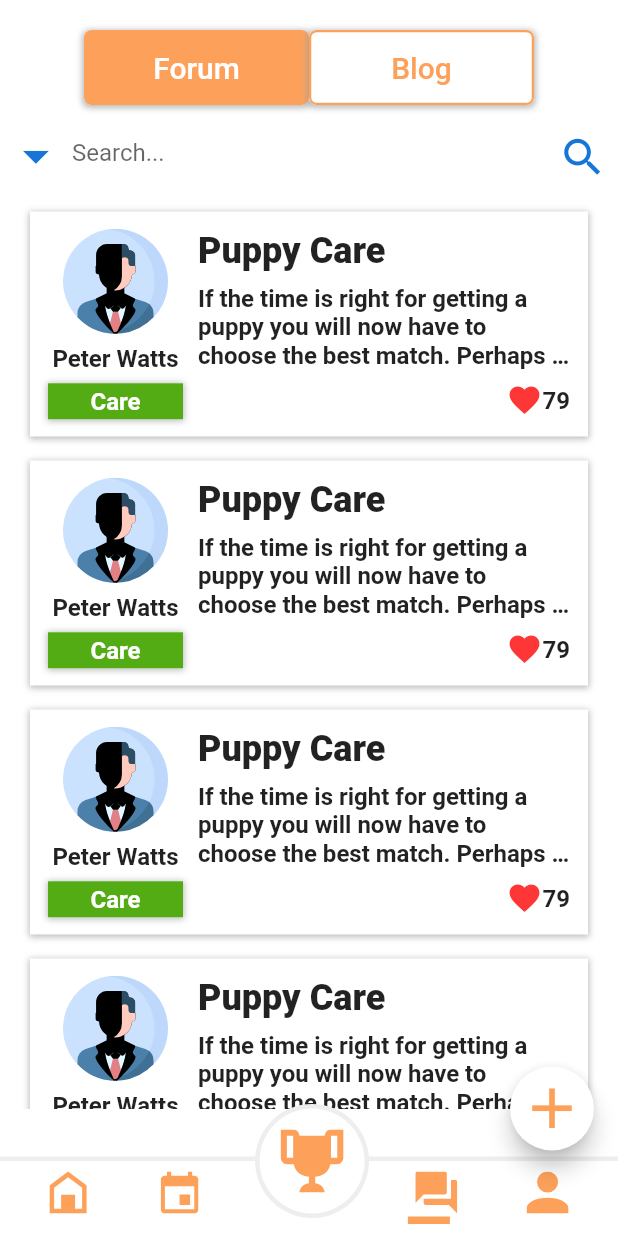
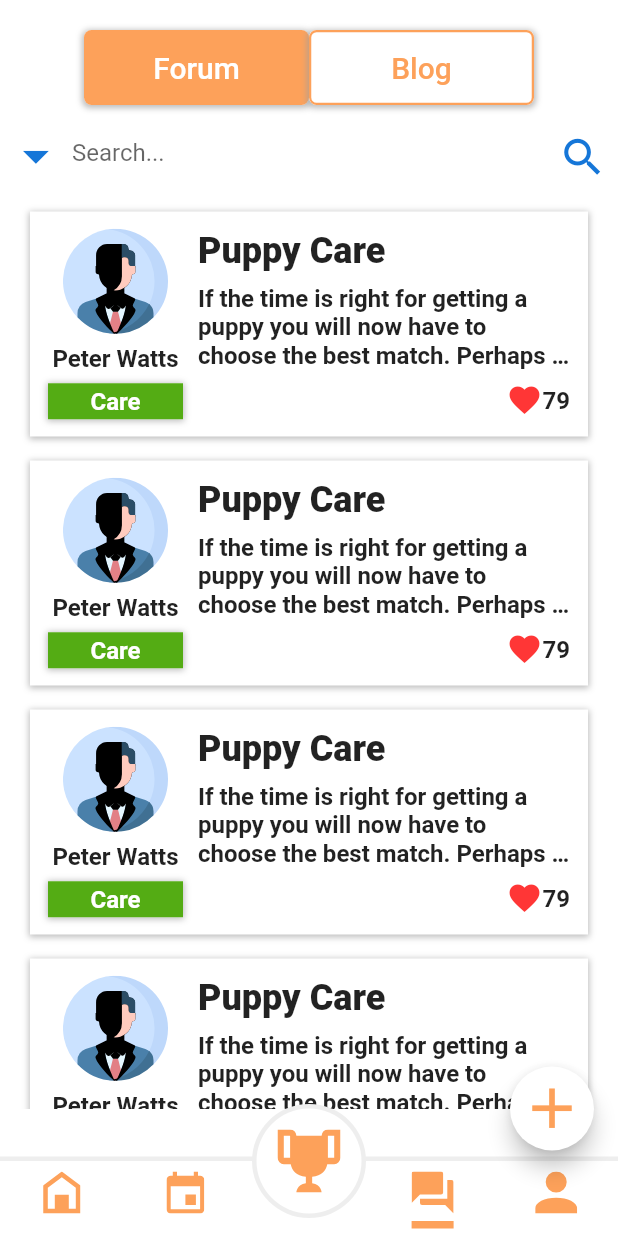
Before and after one commit to CanayBozkus/Repet_App, a Flutter app: the ForumScreen screen opened by its route, on a phone screen of 412 x 824 dp. Run offline on Flutter 3.47's test engine with Material 2 defaults, Android fonts, the phone set to English and light mode, and no system bars; our stand-ins replace cloud_firestore, firebase_auth, firebase_core, firebase_crashlytics, flutter_local_notifications, flutter_native_timezone and 6 more; missing offline and left inert: add_2_calendar; accounts and stored records are empty; generated files the repository leaves out were written again.

Commit message:
bottom appbar fix

```diff
--- a/lib/services/database.dart
+++ b/lib/services/database.dart
@@ -14,9 +14,9 @@ class Database {
   initializeDatabase() async {
     Directory document = await getApplicationDocumentsDirectory();
     Hive.init(document.path);
-    Hive.registerAdapter(UserModelAdapter());
-    Hive.registerAdapter(PetModelAdapter());
-    Hive.registerAdapter(CalendarModelAdapter());
+    Hive.registerAdapter(HiveUserModelAdapter());
+    Hive.registerAdapter(HivePetModelAdapter());
+    Hive.registerAdapter(HiveCalendarModelAdapter());
     _userModel = await Hive.openBox('UserModel');
     _petModel = await Hive.openBox('PetModel');
     _calendarModel = await Hive.openBox('CalendarModel');
--- a/lib/widgets/base_bottom_bar.dart
+++ b/lib/widgets/base_bottom_bar.dart
@@ -19,28 +19,11 @@ class BaseBottomBar extends StatefulWidget {
 
 class _BaseBottomBarState extends State<BaseBottomBar> {
 
-  double selectedLinePosition = 0.08;
   bool showSelectedLine = true;
 
   @override
   Widget build(BuildContext context) {
-    switch(widget.pageNumber){
-      case 1:
-        selectedLinePosition = 0.08;
-        break;
-      case 2:
-        selectedLinePosition = 0.26;
-        break;
-      case 3:
-        showSelectedLine = false;
-        break;
-      case 4:
-        selectedLinePosition = 1 - 0.26 - 0.08;
-        break;
-      case 5:
-        selectedLinePosition = 1 - 0.08 - 0.08;
-        break;
-      default:
+    if(widget.pageNumber == 3 || widget.pageNumber < 0 || widget.pageNumber > 5 || widget.pageNumber == null){
       showSelectedLine = false;
     }
     return Container(
@@ -64,10 +47,13 @@ class _BaseBottomBarState extends State<BaseBottomBar> {
               ),
             ),
           ),
-          Positioned(
-            left: widget.width * 0.08,
-            bottom: 15,
-            child: GestureDetector(
+          Row(
+            children: [
+              Expanded(
+                child: Column(
+                  mainAxisAlignment: MainAxisAlignment.end,
+                  children: [
+                    GestureDetector(
                       onTap: (){
                         if(widget.pageNumber != 1){
                           Navigator.pushReplacementNamed(context, bottomNavigationBarRoutes[1]);
@@ -79,11 +65,21 @@ class _BaseBottomBarState extends State<BaseBottomBar> {
                         height: 28,
                       ),
                     ),
+                    SizedBox(height: 5,),
+                    Container(
+                      height: 5,
+                      width: 28,
+                      color: showSelectedLine && widget.pageNumber == 1 ? kPrimaryColor : Colors.white,
                     ),
-          Positioned(
-            left: widget.width * 0.26,
-            bottom: 15,
-            child: GestureDetector(
+                    SizedBox(height: 5,),
+                  ],
+                ),
+              ),
+              Expanded(
+                child: Column(
+                  mainAxisAlignment: MainAxisAlignment.end,
+                  children: [
+                    GestureDetector(
                       onTap: (){
                         if(widget.pageNumber != 2){
                           Navigator.pushReplacementNamed(context, bottomNavigationBarRoutes[2]);
@@ -95,11 +91,21 @@ class _BaseBottomBarState extends State<BaseBottomBar> {
                         height: 28,
                       ),
                     ),
+                    SizedBox(height: 5,),
+                    Container(
+                      height: 5,
+                      width: 28,
+                      color: showSelectedLine && widget.pageNumber == 2 ? kPrimaryColor : Colors.white,
                     ),
-          Positioned(
-            left: widget.width * 0.42,
-            bottom: 15,
-            child: GestureDetector(
+                    SizedBox(height: 5,),
+                  ],
+                ),
+              ),
+              Expanded(
+                child: Column(
+                  mainAxisAlignment: MainAxisAlignment.start,
+                  children: [
+                    GestureDetector(
                       onTap: (){
                         if(widget.pageNumber != 3){
                           Navigator.pushReplacementNamed(context, bottomNavigationBarRoutes[3]);
@@ -126,11 +132,14 @@ class _BaseBottomBarState extends State<BaseBottomBar> {
                         ),
                       ),
                     ),
+                  ],
                 ),
-          Positioned(
-            right: widget.width * 0.26,
-            bottom: 15,
-            child: GestureDetector(
+              ),
+              Expanded(
+                child: Column(
+                  mainAxisAlignment: MainAxisAlignment.end,
+                  children: [
+                    GestureDetector(
                       onTap: (){
                         if(widget.pageNumber != 4){
                           Navigator.pushNamed(context, bottomNavigationBarRoutes[4]);
@@ -142,11 +151,21 @@ class _BaseBottomBarState extends State<BaseBottomBar> {
                         height: 28,
                       ),
                     ),
+                    SizedBox(height: 5,),
+                    Container(
+                      height: 5,
+                      width: 28,
+                      color: showSelectedLine && widget.pageNumber == 4 ? kPrimaryColor : Colors.white,
                     ),
-          Positioned(
-            right: widget.width * 0.08,
-            bottom: 15,
-            child: GestureDetector(
+                    SizedBox(height: 5,),
+                  ],
+                ),
+              ),
+              Expanded(
+                child: Column(
+                  mainAxisAlignment: MainAxisAlignment.end,
+                  children: [
+                    GestureDetector(
                       onTap: (){
                         if(widget.pageNumber != 5){
                           Navigator.pushReplacementNamed(context, bottomNavigationBarRoutes[5]);
@@ -158,15 +177,17 @@ class _BaseBottomBarState extends State<BaseBottomBar> {
                         height: 28,
                       ),
                     ),
+                    SizedBox(height: 5,),
+                    Container(
+                      height: 5,
+                      width: 28,
+                      color: showSelectedLine && widget.pageNumber == 5 ? kPrimaryColor : Colors.white,
                     ),
-          Positioned(
-            left: widget.width * selectedLinePosition,
-            bottom: 8,
-            child: Container(
-              height: showSelectedLine ? 5 : 0,
-              width: 28,
-              color: kPrimaryColor,
+                    SizedBox(height: 5,),
+                  ],
                 ),
+              ),
+            ],
           ),
         ],
       ),
```
Lines whose indentation alone changed are shown as unchanged.
